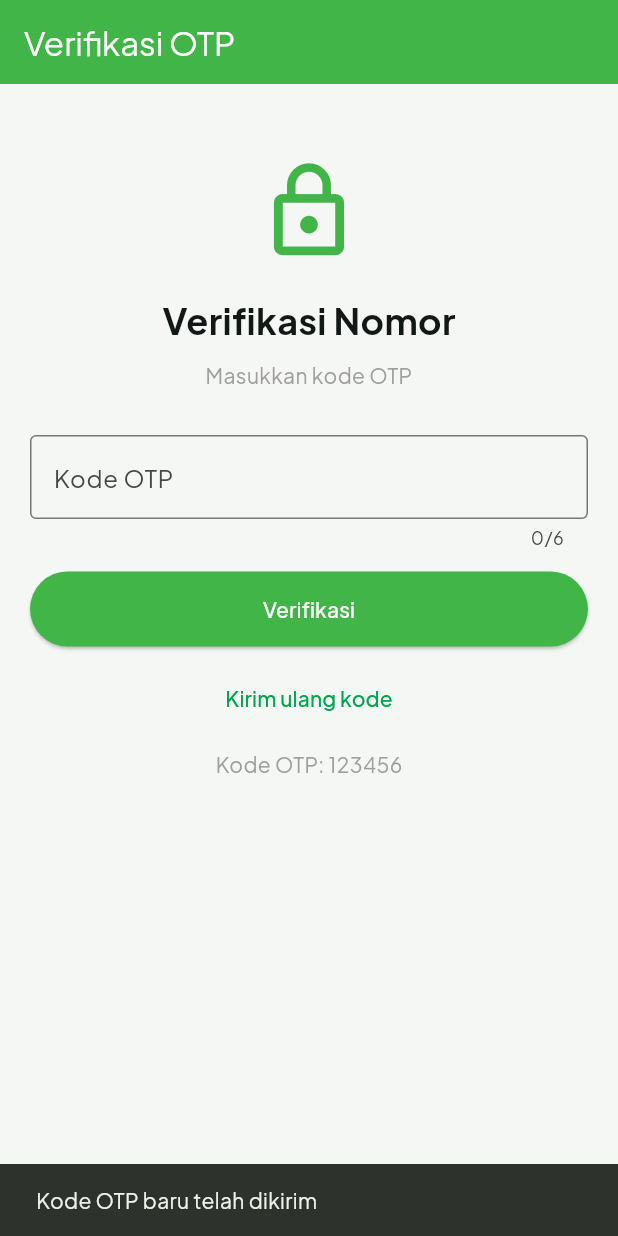
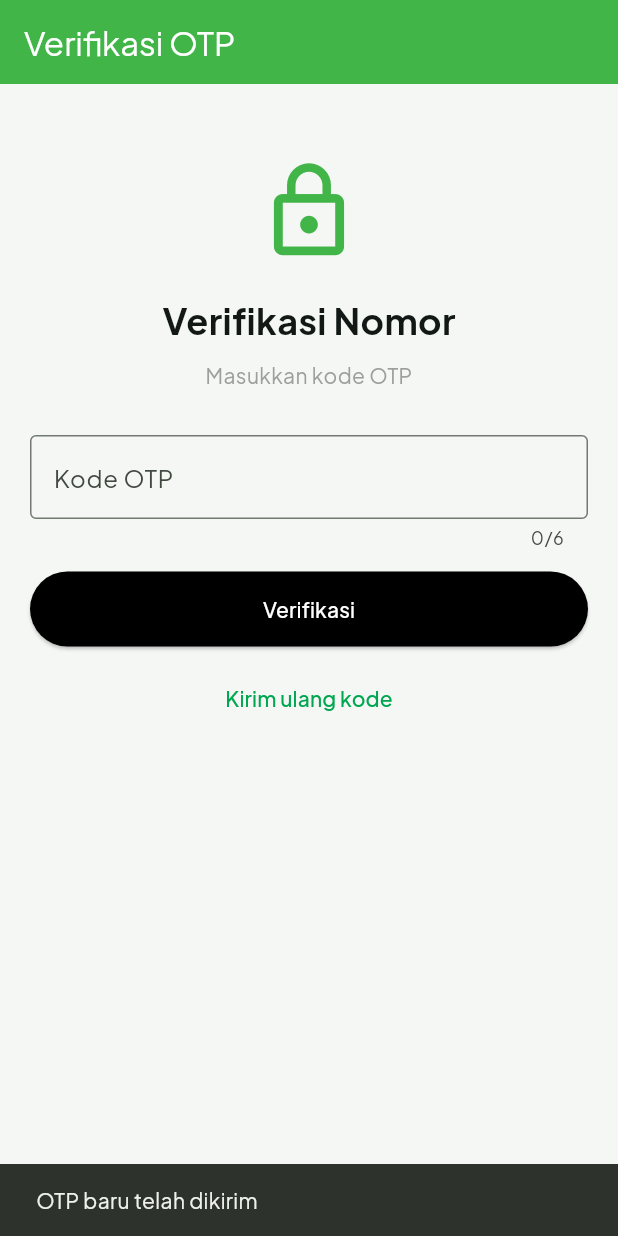
Before and after one commit to seravym/flutter-tokopedia-clone, a Flutter app: the OtpPage screen opened by its route, after a tap on "Kirim ulang kode", on a phone screen of 412 x 824 dp. Run offline on Flutter 3.47's test engine with Material 3 defaults, Android fonts, the phone set to English and light mode, and no system bars; our stand-ins replace cached_network_image, go_router, google_fonts, google_nav_bar, liquid_pull_to_refresh, shared_preferences; accounts and stored records are empty; network calls fail.

Commit message:
fix code otp, sudah ada fitur kode otp random

```diff
--- a/lib/pages/otp_page.dart
+++ b/lib/pages/otp_page.dart
@@ -1,13 +1,48 @@
+import 'dart:math';
+
 import 'package:flutter/material.dart';
 import 'package:go_router/go_router.dart';
 
-class OtpPage extends StatelessWidget {
+class OtpPage extends StatefulWidget {
   const OtpPage({super.key});
 
   @override
+  State<OtpPage> createState() => _OtpPageState();
+}
+
+class _OtpPageState extends State<OtpPage> {
+  TextEditingController otpController = TextEditingController();
+
+  String otp = '';
+
+  @override
+  void initState() {
+    super.initState();
+    buatOtp();
+  }
+
+  void buatOtp() {
+    Random random = Random();
+    otp = (100000 + random.nextInt(900000)).toString();
+
+    print('OTP: $otp');
+  }
+
+  void kirimUlang() {
+    setState(() {
+      buatOtp();
+      otpController.clear();
+    });
+
+    ScaffoldMessenger.of(context).showSnackBar(
+      SnackBar(
+        content: Text('OTP baru telah dikirim'),
+      ),
+    );
+  }
+
+  @override
   Widget build(BuildContext context) {
-    TextEditingController otpController = TextEditingController();
-
     return Scaffold(
       appBar: AppBar(
         title: const Text('Verifikasi OTP'),
@@ -20,21 +55,30 @@ class OtpPage extends StatelessWidget {
           children: [
             const SizedBox(height: 30),
 
-            const Icon(Icons.lock_outline, size: 70, color: Color(0xFF42B549)),
+            const Icon(
+              Icons.lock_outline,
+              size: 70,
+              color: Color(0xFF42B549),
+            ),
 
             const SizedBox(height: 20),
 
             const Text(
               'Verifikasi Nomor',
-              style: TextStyle(fontSize: 24, fontWeight: FontWeight.bold),
+              style: TextStyle(
+                fontSize: 24,
+                fontWeight: FontWeight.bold,
+              ),
             ),
 
             const SizedBox(height: 10),
 
             const Text(
-              'Masukkan kode OTP ',
+              'Masukkan kode OTP',
               textAlign: TextAlign.center,
-              style: TextStyle(color: Colors.grey),
+              style: TextStyle(
+                color: Colors.grey,
+              ),
             ),
 
             const SizedBox(height: 30),
@@ -57,16 +101,18 @@ class OtpPage extends StatelessWidget {
               height: 50,
               child: ElevatedButton(
                 onPressed: () {
-                  if (otpController.text == '123456') {
+                  if (otpController.text == otp) {
                     context.go('/profile');
                   } else {
                     ScaffoldMessenger.of(context).showSnackBar(
-                      const SnackBar(content: Text('Kode OTP salah')),
+                      const SnackBar(
+                        content: Text('Kode OTP salah'),
+                      ),
                     );
                   }
                 },
                 style: ElevatedButton.styleFrom(
-                  backgroundColor: const Color(0xFF42B549),
+                  backgroundColor: const Color.fromARGB(255, 0, 0, 0),
                   foregroundColor: Colors.white,
                 ),
                 child: const Text('Verifikasi'),
@@ -76,19 +122,8 @@ class OtpPage extends StatelessWidget {
             const SizedBox(height: 10),
 
             TextButton(
-              onPressed: () {
-                ScaffoldMessenger.of(context).showSnackBar(
-                  const SnackBar(content: Text('Kode OTP baru telah dikirim')),
-                );
-              },
+              onPressed: kirimUlang,
               child: const Text('Kirim ulang kode'),
-            ),
-
-            const SizedBox(height: 10),
-
-            const Text(
-              'Kode OTP: 123456',
-              style: TextStyle(color: Colors.grey),
             ),
           ],
         ),
```
